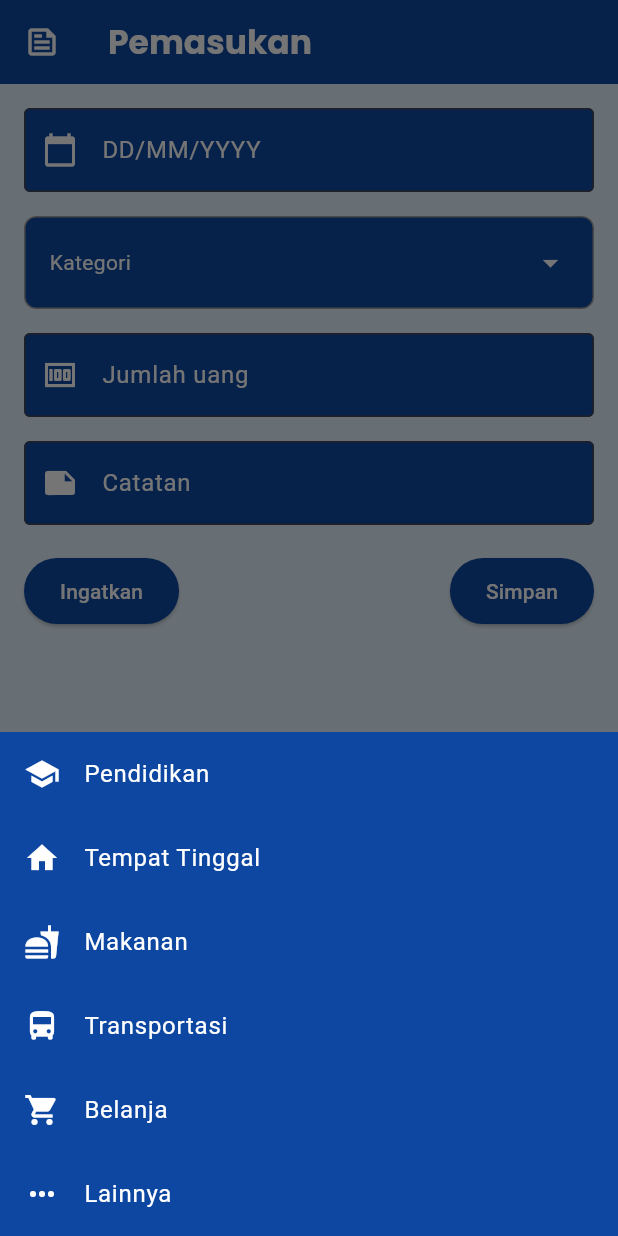
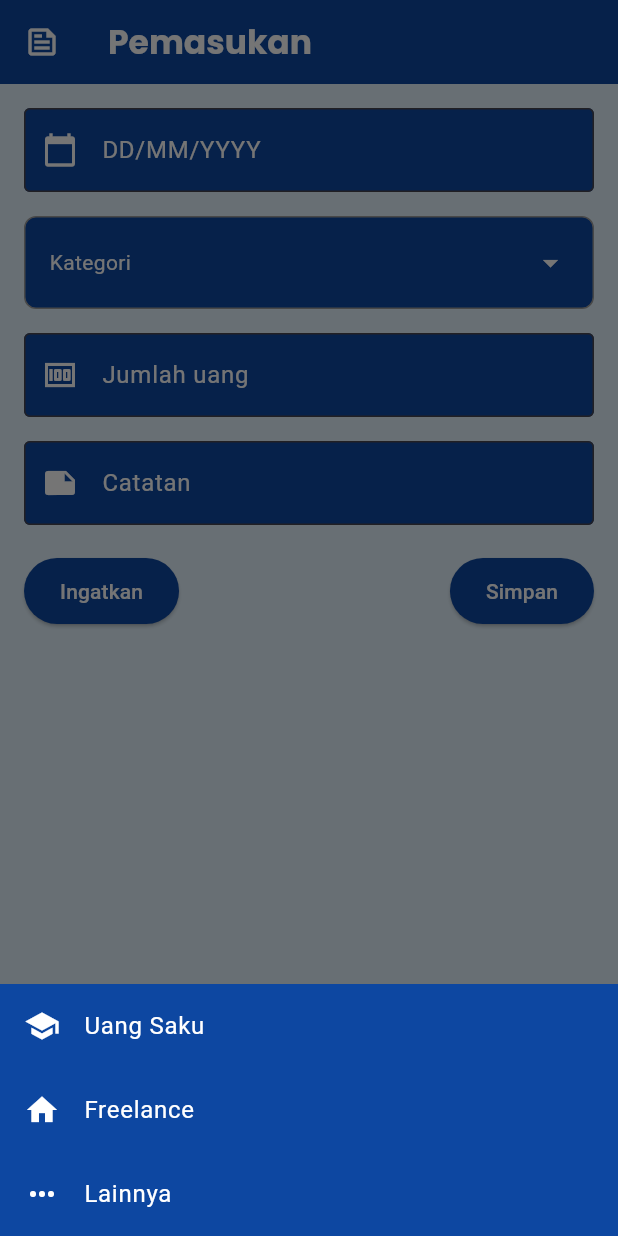
Before and after one commit to Zienararya/Dompetkos, a Flutter app: the Incomeform screen opened directly, after a tap on "Kategori", on a phone screen of 412 x 824 dp. Run offline on Flutter 3.47's test engine with Material 3 defaults, Android fonts, the phone set to English and light mode, and no system bars; our stand-ins replace pie_chart, sqflite; accounts and stored records are empty; project files that could hold a hidden picture were left out.

Commit message:
kategori pemasukan

```diff
--- a/lib/page/incomeform.dart
+++ b/lib/page/incomeform.dart
@@ -36,12 +36,12 @@ class _IncomeformState extends State<Incomeform> {
                   color: Colors.white,
                 ),
                 title: Text(
-                  "Pendidikan",
+                  "Uang Saku",
                   style: TextStyle(color: Colors.white),
                 ),
                 onTap: () {
                   setState(() {
-                    selectedKategori = "Pendidikan";
+                    selectedKategori = "Uang Saku";
                     categoryController.text = selectedKategori.toString();
                   });
                   Navigator.pop(context);
@@ -53,63 +53,12 @@ class _IncomeformState extends State<Incomeform> {
                   color: Colors.white,
                 ),
                 title: Text(
-                  "Tempat Tinggal",
+                  "Freelance",
                   style: TextStyle(color: Colors.white),
                 ),
                 onTap: () {
                   setState(() {
-                    selectedKategori = "Tempat Tinggal";
-                    categoryController.text = selectedKategori.toString();
-                  });
-                  Navigator.pop(context);
-                },
-              ),
-              ListTile(
-                leading: Icon(
-                  Icons.fastfood,
-                  color: Colors.white,
-                ),
-                title: Text(
-                  "Makanan",
-                  style: TextStyle(color: Colors.white),
-                ),
-                onTap: () {
-                  setState(() {
-                    selectedKategori = "Makanan";
-                    categoryController.text = selectedKategori.toString();
-                  });
-                  Navigator.pop(context);
-                },
-              ),
-              ListTile(
-                leading: Icon(
-                  Icons.directions_bus,
-                  color: Colors.white,
-                ),
-                title: Text(
-                  "Transportasi",
-                  style: TextStyle(color: Colors.white),
-                ),
-                onTap: () {
-                  setState(() {
-                    selectedKategori = "Transportasi";
-                    categoryController.text = selectedKategori.toString();
-                  });
-                  Navigator.pop(context);
-                },
-              ),
-              ListTile(
-                leading: Icon(
-                  Icons.shopping_cart,
-                  color: Colors.white,
-                ),
-                title: Text(
-                  "Belanja",
-                  style: TextStyle(color: Colors.white),
-                ),
-                onTap: () {
-                  setState(() {
-                    selectedKategori = "Belanja";
+                    selectedKategori = "Freelance";
                     categoryController.text = selectedKategori.toString();
                   });
                   Navigator.pop(context);
```
